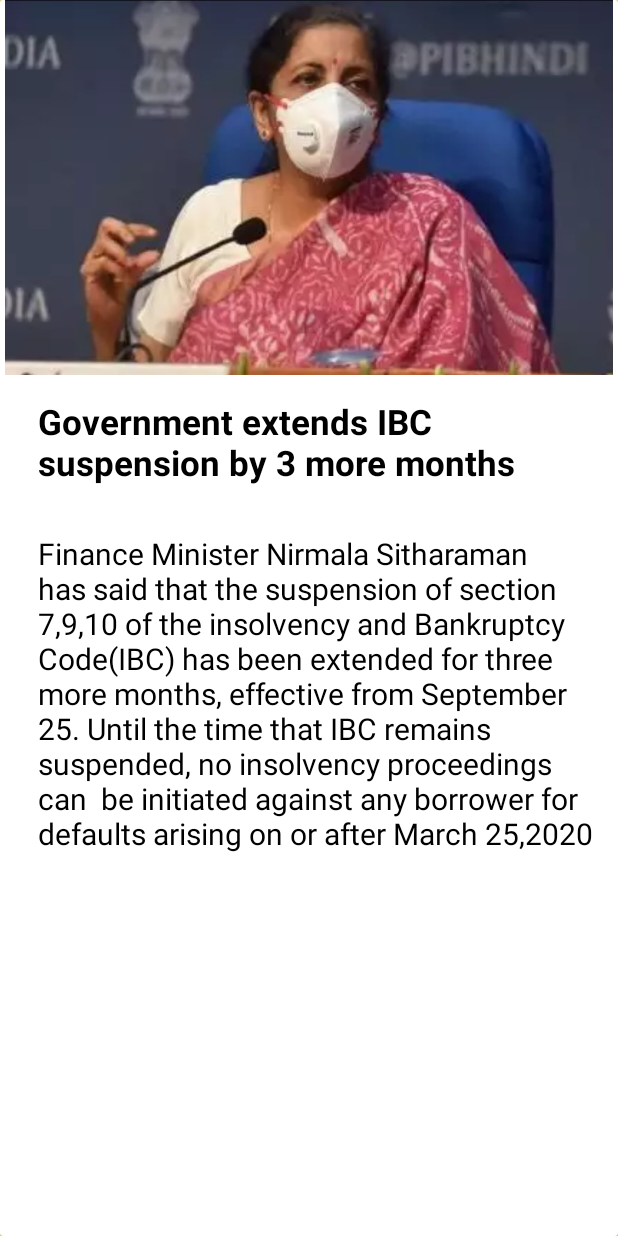
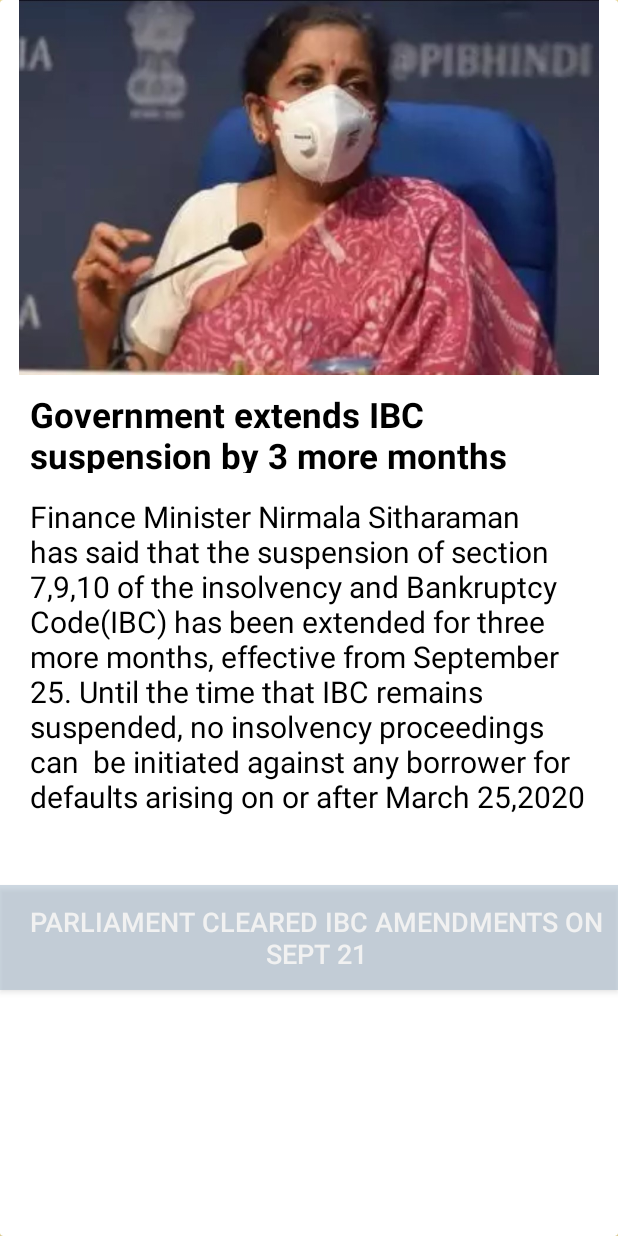
Before and after one commit to vishal123rana/InShortsApplication, an Android app: the screen it shows after launch (MainActivity), on a phone screen of 412 x 824 dp. Run offline under Robolectric (Android 15) with nearby library versions, the phone set to English and light mode, and no system bars.

Commit message:
Making Saturday

```diff
--- a/app/src/main/java/com/example/inshortsapplication/ChildFragment.java
+++ b/app/src/main/java/com/example/inshortsapplication/ChildFragment.java
@@ -1,22 +1,21 @@
 package com.example.inshortsapplication;
 
-import android.media.Image;
 import android.os.Bundle;
 import android.view.LayoutInflater;
 import android.view.View;
 import android.view.ViewGroup;
+import android.widget.Button;
 import android.widget.ImageView;
 import android.widget.TextView;
-
 import androidx.annotation.NonNull;
 import androidx.annotation.Nullable;
 import androidx.fragment.app.Fragment;
-
 import java.util.Objects;
 
 public class ChildFragment extends Fragment {
    TextView tvParent,tvChild;
    ImageView image;
+   Button bottom;
    public ChildFragment(){
 
    }
@@ -24,14 +23,17 @@ public class ChildFragment extends Fragment {
     @Override
     public View onCreateView(@NonNull LayoutInflater inflater, @Nullable ViewGroup container, @Nullable Bundle savedInstanceState) {
        View view = inflater.inflate(R.layout.fragment_child,container,false);
-       tvParent = (TextView)view.findViewById(R.id.tvParent);
-       tvChild = (TextView)view.findViewById(R.id.tvChild);
-       image = (ImageView)view.findViewById(R.id.imageView);
+       tvParent = view.findViewById(R.id.tvParent);
+       tvChild = view.findViewById(R.id.tvChild);
+       image = view.findViewById(R.id.imageView);
+       bottom = view.findViewById(R.id.bottom1);
        Bundle bundle = getArguments();
        assert bundle != null;
        image.setImageResource(Integer.parseInt(Objects.requireNonNull(bundle.getString("Image"))));
        tvParent.setText( bundle.getString("parent"));
        tvChild.setText(bundle.getString("Child"));
+       String text = bundle.getString("Bottom");
+       bottom.setText(text);
        return view;
     }
 }
--- a/app/src/main/java/com/example/inshortsapplication/ViewPagerAdapter.java
+++ b/app/src/main/java/com/example/inshortsapplication/ViewPagerAdapter.java
@@ -44,6 +44,7 @@ public class ViewPagerAdapter extends FragmentStatePagerAdapter {
         bundle.putString("Image",String.valueOf(arr[position]));
         bundle.putString("parent",headLine[position]);
         bundle.putString("Child",paragraph[position]);
+        bundle.putString("Bottom",bottomText[position]);
         childFragment.setArguments(bundle);
         return childFragment;
     }
--- a/app/src/main/res/layout/fragment_child.xml
+++ b/app/src/main/res/layout/fragment_child.xml
@@ -26,28 +26,43 @@
           <TextView
               android:id="@+id/tvParent"
               android:layout_width="match_parent"
-              android:layout_height="75dp"
+              android:layout_height="65dp"
               android:layout_alignParentEnd="true"
-              android:layout_marginTop="260dp"
+              android:layout_marginTop="255dp"
               android:layout_marginEnd="0dp"
-              android:paddingStart="25dp"
+              android:paddingStart="20dp"
               android:paddingTop="5dp"
               android:paddingEnd="10dp"
               android:paddingBottom="5dp"
               android:textColor="#000000"
               android:textSize="23sp"
               android:textStyle="bold" />
+          <Button
+              android:id="@+id/bottom1"
+              android:layout_width="match_parent"
+              android:layout_height="70dp"
+              android:textSize="18sp"
+              android:textColor="#ffffff"
+              android:text="@string/hello"
+              android:alpha="0.45"
+              android:background="#97AEC3"
+              android:paddingEnd="10dp"
+              android:paddingStart="20dp"
+              android:textStyle="normal"
+              android:layout_marginBottom="0dp"
+              android:layout_marginTop="590dp"/>
+
           <TextView
               android:id="@+id/tvChild"
               android:layout_width="match_parent"
-              android:layout_height="250dp"
+              android:layout_height="240dp"
               android:layout_alignParentStart="true"
               android:layout_marginStart="0dp"
-              android:layout_marginTop="350dp"
-              android:paddingStart="25dp"
+              android:layout_marginTop="325dp"
+              android:paddingStart="20dp"
               android:paddingTop="5dp"
+              android:paddingEnd="10dp"
               android:paddingBottom="5dp"
-              android:paddingEnd="10dp"
               android:textColor="#000000"
               android:textSize="20sp" />
       </RelativeLayout>
--- a/app/src/main/res/values/strings.xml
+++ b/app/src/main/res/values/strings.xml
@@ -3,4 +3,5 @@
     <string name="parent">Parent</string>
     <string name="child">child</string>
     <string name="todo">TODO</string>
+    <string name="hello">Hello</string>
 </resources>
--- a/app/src/main/res/values/styles.xml
+++ b/app/src/main/res/values/styles.xml
@@ -4,7 +4,7 @@
         <!-- Customize your theme here. -->
         <item name="colorPrimary">@color/colorPrimary</item>
         <item name="colorPrimaryDark">@color/colorPrimaryDark</item>
-        <item name="colorAccent">@color/colorAccent</item>
+        <item name="colorAccent">#97AEC3</item>
     </style>
 
 </resources>
```
Also changed, not shown: app/src/main/res/drawable-v24/img4.jpg, app/src/main/res/drawable-v24/img5.jpg, app/src/main/res/drawable-v24/img8.jpg, app/src/main/res/drawable-v24/img9.jpg.
